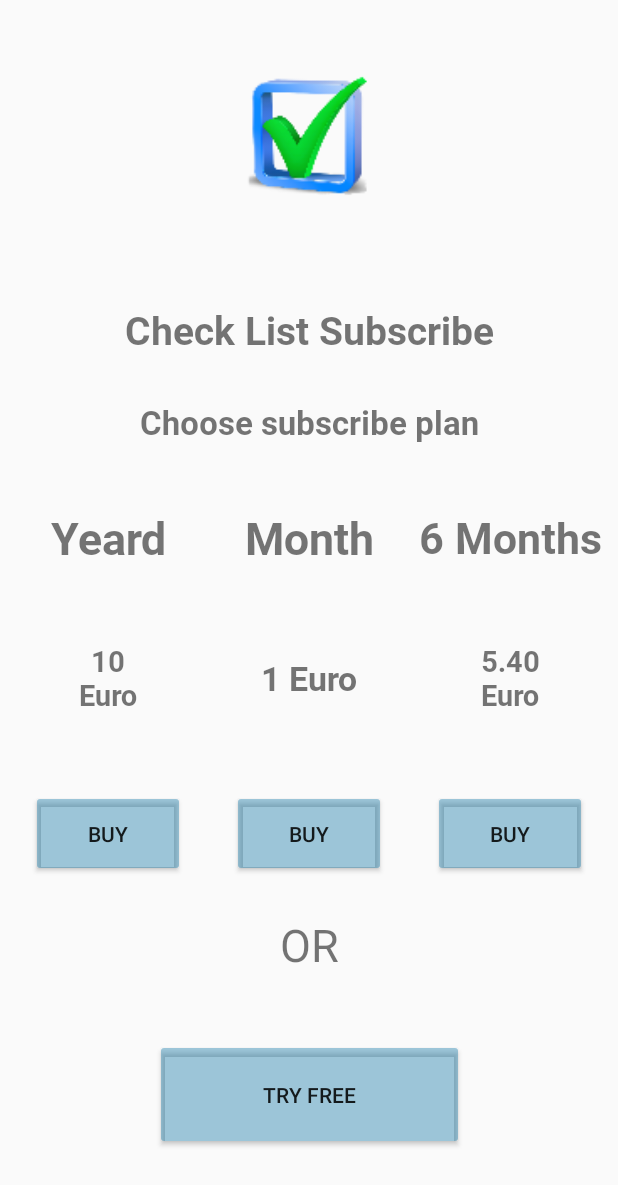
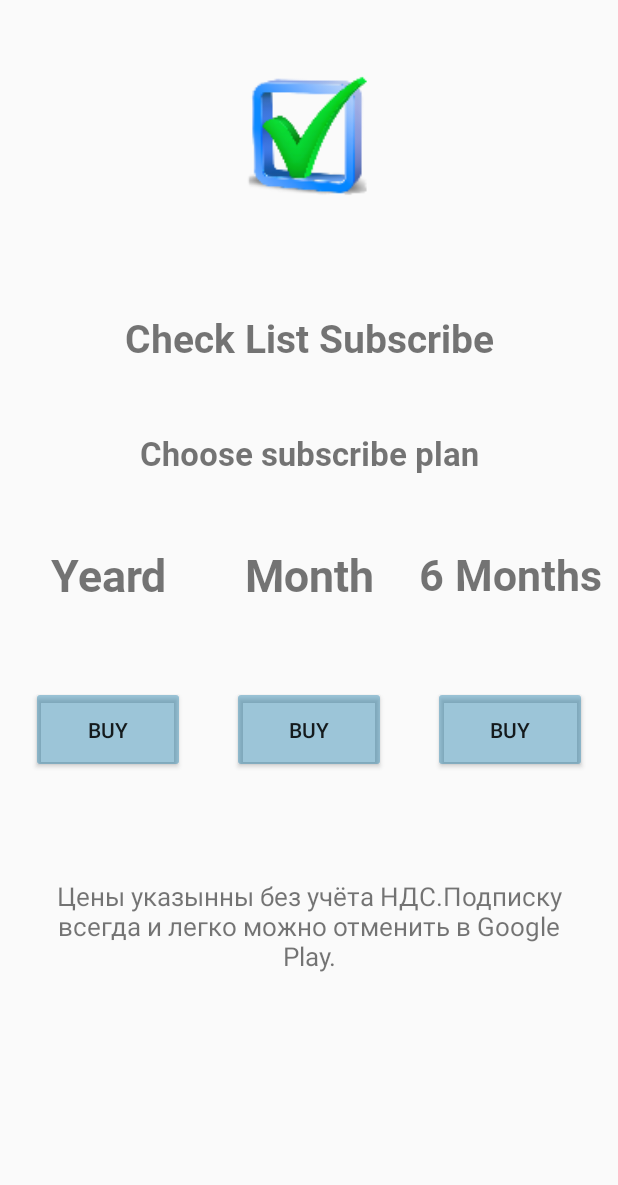
Before and after one commit to Nordis1/SortList, an Android app: the SubcribeClass screen opened directly, with no data from a screen before it, after a tap on "BUY", on a phone screen of 412 x 824 dp. Shown: the top 1185 px of the screen. Run offline under Robolectric (Android 15) with nearby library versions, the phone set to English and light mode, and no system bars; libraries missing offline, so code that uses them is left out: com.android.billingclient; 4 statements that could not run were skipped.

Commit message:
Добавил подписку двумя разными способами, обе рабочие.

```diff
--- a/app/build.gradle
+++ b/app/build.gradle
@@ -16,8 +16,8 @@ android {
         minSdkVersion 26 /*15*/
         targetSdkVersion 31 /*27*/
 
-        versionCode 4
-        versionName "1.4"
+        versionCode 5
+        versionName "1.5"
         testInstrumentationRunner 'androidx.test.runner.AndroidJUnitRunner'
     }
     buildTypes {
--- a/app/src/main/java/com/nordis/android/checklist/SubcribeClass.java
+++ b/app/src/main/java/com/nordis/android/checklist/SubcribeClass.java
@@ -26,8 +26,10 @@ import java.util.ArrayList;
 import java.util.List;
 
 public class SubcribeClass extends AppCompatActivity implements View.OnClickListener {
-    Button btnSubcribeButton, btnYeardApplySubscribe, btnMonthApplySubscribe, btnSixMonthApplySubscribe;
+    Button btnYeardApplySubscribe, btnMonthApplySubscribe, btnSixMonthApplySubscribe;
     private BillingClient billingClient;
+    private BillingFlowParams billingFlowParams;
+    private ArrayList<SkuDetails> skuDetalsList123 = new ArrayList<>();
     private static final String TAG = "My_SubClass";
 
     @Override
@@ -35,7 +37,6 @@ public class SubcribeClass extends AppCompatActivity implements View.OnClickList
         super.onCreate(savedInstanceState);
         setContentView(R.layout.subscribe_layout);
 
-        btnSubcribeButton = findViewById(R.id.btntryForFree);
         btnYeardApplySubscribe = findViewById(R.id.btnYeardBuy);
         btnMonthApplySubscribe = findViewById(R.id.btn_Buy_month);
         btnSixMonthApplySubscribe = findViewById(R.id.btn_buy_sixmonth);
@@ -43,43 +44,97 @@ public class SubcribeClass extends AppCompatActivity implements View.OnClickList
         btnSixMonthApplySubscribe.setOnClickListener(this);
         btnYeardApplySubscribe.setOnClickListener(this);
         btnMonthApplySubscribe.setOnClickListener(this);
-        btnSubcribeButton.setOnClickListener(this);
 
+        //Initialize a BillingClient
         billingClient = BillingClient.newBuilder(this)
                 .setListener(new PurchasesUpdatedListener() {
                     @Override
                     public void onPurchasesUpdated(@NonNull BillingResult billingResult, @Nullable List<Purchase> list) {
+                        // This listener receives updates for all purchases in your app.
+                        if (billingResult.getResponseCode() == BillingClient.BillingResponseCode.OK && list != null){
+                            //To verify the purchases is real it requires two steps.
+                            //1. Make sure if the item is in purchase stay and it not acknowledged before
+                            //2. The second step to verify purchase in backend server, we will need to get to purchase token for each purchase and send it to
+                            // backend server and then check the token is never use. If the token is never use it means it is a valid token. We can store the purchase info
+                            // in online database.
+                            for (Purchase purchase : list){
+                                if (purchase.getPurchaseState() == Purchase.PurchaseState.PURCHASED &&
+                                        !purchase.isAcknowledged()){
+                                    String token = purchase.getPurchaseToken();
+
+                                }
+
+
+                            }
+
+                        }
 
                     }
                 })
                 .enablePendingPurchases()
                 .build();
 
+        connectToGooglePlayBilling();
+
 
     }
 
+    @Override
+    protected void onResume() {
+        //https://developer.android.com/google/play/billing/integrate#fetch
+        super.onResume();
+        connectToGooglePlayBilling();
+    }
 
 
     //использовать firebase cloud function as backend server. And firestore as the database.
     //Note: we use acknowledge purchase to sell product one-time. And we use consume async if the item purchase multiple times.
     @Override
     public void onClick(View v) {
+        int responseCode;
+        Activity activity = SubcribeClass.this;
         if (v.getId() == R.id.btn_Buy_month) {
-            connectToGooglePlayBilling(0);
+            billingFlowParams = BillingFlowParams.newBuilder()
+                    .setSkuDetails(skuDetalsList123.get(0))
+                    .build();
+            responseCode = billingClient.launchBillingFlow(activity, billingFlowParams).getResponseCode();
         } else if (v.getId() == R.id.btn_buy_sixmonth) {
-            connectToGooglePlayBilling(1);
-        }else if (v.getId() == R.id.btnYeardBuy) {
-            connectToGooglePlayBilling(2);
+
+            billingFlowParams = BillingFlowParams.newBuilder()
+                    .setSkuDetails(skuDetalsList123.get(1))
+                    .build();
+            responseCode = billingClient.launchBillingFlow(activity, billingFlowParams).getResponseCode();
+        } else if (v.getId() == R.id.btnYeardBuy) {
+
+            billingFlowParams = BillingFlowParams.newBuilder()
+                    .setSkuDetails(skuDetalsList123.get(2))
+                    .build();
+            responseCode = billingClient.launchBillingFlow(activity, billingFlowParams).getResponseCode();
         }
 
     }
 
-    private void connectToGooglePlayBilling(Integer whichSubType) {
+/*    public void areSubscriptionsSupported() {
+        String s = BillingClient.FeatureType.SUBSCRIPTIONS;
+        if (billingClient.isFeatureSupported(BillingClient.FeatureType.SUBSCRIPTIONS) == BillingClient.FeatureType.SUBSCRIPTIONS) {
 
+        }
+
+
+        int responseCode = billingClient.isFeatureSupported(BillingClient.FeatureType.SUBSCRIPTIONS);
+        if (responseCode != BillingClient.BillingResponse.OK) {
+            Timber.w("Got an error response: " + responseCode);
+        }
+        return responseCode == BillingClient.BillingResponse.OK;
+    }*/
+
+
+        private void connectToGooglePlayBilling () {
+            //To connect to Google Play, call startConnection().
             billingClient.startConnection(new BillingClientStateListener() {
 
                 //Establish a connection to Google Play
-
+                //Подключение к Google Play
                 @Override
                 public void onBillingSetupFinished(BillingResult billingResult) {
 
@@ -95,17 +150,22 @@ public class SubcribeClass extends AppCompatActivity implements View.OnClickList
 
                         Activity activity = SubcribeClass.this;
 
+                        //To query Google Play for in-app product details, call querySkuDetailsAsync()
                         billingClient.querySkuDetailsAsync(params.build(),
                                 new SkuDetailsResponseListener() {
                                     @Override
                                     public void onSkuDetailsResponse(BillingResult billingResult, List<SkuDetails> skuDetailsList) {
-                                    BillingFlowParams billingFlowParams = BillingFlowParams.newBuilder()
-                                            .setSkuDetails(skuDetailsList.get(whichSubType))
-                                            .build();
-                                    SkuDetails iteminfo = skuDetailsList.get(whichSubType);
-                                    Log.d(TAG, "onSkuDetailsResponse: iteminfo price: " + iteminfo.getPrice());
-                                    int responseCode = billingClient.launchBillingFlow(activity, billingFlowParams).getResponseCode();
-                                    Toast.makeText(activity, "responceCode: " + responseCode, Toast.LENGTH_LONG).show();
+                                        SkuDetails iteminfo = skuDetailsList.get(0);
+                                        SkuDetails iteminfo1 = skuDetailsList.get(1);
+                                        SkuDetails iteminfo2 = skuDetailsList.get(2);
+                                        btnMonthApplySubscribe.setText(iteminfo.getPrice());
+                                        btnSixMonthApplySubscribe.setText(iteminfo1.getPrice());
+                                        btnYeardApplySubscribe.setText(iteminfo2.getPrice());
+                                        skuDetalsList123.addAll(skuDetailsList);
+
+                                        //Log.d(TAG, "onSkuDetailsResponse: iteminfo price: " + iteminfo.getPrice());
+                                        /*int responseCode = billingClient.launchBillingFlow(activity, billingFlowParams).getResponseCode();*/
+                                        //Toast.makeText(activity, "responceCode: " + responseCode, Toast.LENGTH_LONG).show();
                                         // Process the result.
                                     }
                                 });
@@ -115,11 +175,13 @@ public class SubcribeClass extends AppCompatActivity implements View.OnClickList
 
                 @Override
                 public void onBillingServiceDisconnected() {
-                connectToGooglePlayBilling(whichSubType);
+                    connectToGooglePlayBilling();
                     // Try to restart the connection on the next request to
                     // Google Play by calling the startConnection() method.
                 }
             });
 
         }
+
+
     }
--- a/app/src/main/java/com/nordis/android/checklist/SubcribeClass1.java
+++ b/app/src/main/java/com/nordis/android/checklist/SubcribeClass1.java
@@ -34,7 +34,6 @@ public class SubcribeClass1 extends AppCompatActivity implements View.OnClickLis
         super.onCreate(savedInstanceState);
         setContentView(R.layout.subscribe_layout);
 
-        btnSubcribeButton = findViewById(R.id.btntryForFree);
         btnYeardApplySubscribe = findViewById(R.id.btnYeardBuy);
         btnMonthApplySubscribe = findViewById(R.id.btn_Buy_month);
         btnSixMonthApplySubscribe = findViewById(R.id.btn_buy_sixmonth);
--- a/app/src/main/res/layout-port/subscribe_layout.xml
+++ b/app/src/main/res/layout-port/subscribe_layout.xml
@@ -24,7 +24,7 @@
         android:id="@+id/textView18"
         android:layout_width="0dp"
         android:layout_height="0dp"
-        android:layout_marginTop="10dp"
+        android:layout_marginTop="15dp"
         android:fontFamily="@font/roboto_bold"
         android:gravity="center"
         android:text="@string/checklistsubscribe"
@@ -44,7 +44,7 @@
         android:id="@+id/textView21"
         android:layout_width="0dp"
         android:layout_height="0dp"
-        android:layout_marginBottom="20dp"
+        android:layout_marginTop="15dp"
         android:fontFamily="@font/roboto_bold"
         android:gravity="center"
         android:text="@string/choose_subscribe_plan"
@@ -52,26 +52,12 @@
         app:autoSizeMaxTextSize="22sp"
         app:autoSizeMinTextSize="14sp"
         app:autoSizeTextType="uniform"
-        app:layout_constraintBottom_toTopOf="@+id/yeardText"
         app:layout_constraintEnd_toEndOf="parent"
         app:layout_constraintHeight_percent="0.08"
         app:layout_constraintHorizontal_bias="0.5"
         app:layout_constraintStart_toStartOf="parent"
         app:layout_constraintTop_toBottomOf="@+id/textView18"
         app:layout_constraintWidth_percent="0.9" />
-
-    <Button
-        android:id="@+id/btntryForFree"
-        android:layout_width="0dp"
-        android:layout_height="0dp"
-        android:layout_marginBottom="40dp"
-        android:text="@string/tryforfree"
-        app:layout_constraintBottom_toBottomOf="parent"
-        app:layout_constraintEnd_toEndOf="parent"
-        app:layout_constraintHeight_percent="0.09"
-        app:layout_constraintStart_toStartOf="parent"
-        app:layout_constraintTop_toTopOf="@+id/guideline3"
-        app:layout_constraintWidth_percent="0.5" />
 
     <TextView
         android:id="@+id/yeardText"
@@ -124,91 +110,40 @@
         app:layout_constraintTop_toTopOf="@+id/guideline2"
         app:layout_constraintWidth_percent="0.3" />
 
-    <TextView
-        android:id="@+id/price"
-        android:layout_width="0dp"
-        android:layout_height="0dp"
-        android:layout_marginTop="40dp"
-        android:fontFamily="@font/roboto_bold"
-        android:gravity="center"
-        android:text="@string/theneuro"
-        app:autoSizeMaxTextSize="25sp"
-        app:autoSizeMinTextSize="14sp"
-        app:autoSizeTextType="uniform"
-        app:layout_constraintEnd_toEndOf="@+id/yeardText"
-        app:layout_constraintHeight_percent="0.06"
-        app:layout_constraintStart_toStartOf="@+id/yeardText"
-        app:layout_constraintTop_toBottomOf="@+id/yeardText"
-        app:layout_constraintWidth_percent="0.16" />
-
-    <TextView
-        android:id="@+id/price2"
-        android:layout_width="0dp"
-        android:layout_height="0dp"
-        android:layout_marginTop="40dp"
-        android:fontFamily="@font/roboto_bold"
-        android:gravity="center"
-        android:text="@string/oneEuro"
-        app:autoSizeMaxTextSize="25sp"
-        app:autoSizeMinTextSize="14sp"
-        app:autoSizeTextType="uniform"
-        app:layout_constraintEnd_toEndOf="@+id/MonthText"
-        app:layout_constraintHeight_percent="0.06"
-        app:layout_constraintStart_toStartOf="@+id/MonthText"
-        app:layout_constraintTop_toBottomOf="@+id/MonthText"
-        app:layout_constraintWidth_percent="0.16" />
-
-    <TextView
-        android:id="@+id/price3"
-        android:layout_width="0dp"
-        android:layout_height="0dp"
-        android:layout_marginTop="40dp"
-        android:fontFamily="@font/roboto_bold"
-        android:gravity="center"
-        android:text="@string/fiveEuro"
-        app:autoSizeMaxTextSize="25sp"
-        app:autoSizeMinTextSize="14sp"
-        app:autoSizeTextType="uniform"
-        app:layout_constraintEnd_toEndOf="@+id/sixMonthsText"
-        app:layout_constraintHeight_percent="0.06"
-        app:layout_constraintStart_toStartOf="@+id/sixMonthsText"
-        app:layout_constraintTop_toBottomOf="@+id/sixMonthsText"
-        app:layout_constraintWidth_percent="0.20" />
-
     <Button
         android:id="@+id/btnYeardBuy"
         android:layout_width="0dp"
         android:layout_height="0dp"
-        android:layout_marginTop="50dp"
+        android:layout_marginTop="45dp"
         android:text="@string/tobuy"
         app:layout_constraintEnd_toEndOf="@+id/yeardText"
         app:layout_constraintHeight_percent="0.07"
         app:layout_constraintStart_toStartOf="@+id/yeardText"
-        app:layout_constraintTop_toBottomOf="@+id/price"
+        app:layout_constraintTop_toBottomOf="@+id/yeardText"
         app:layout_constraintWidth_percent="0.25" />
 
     <Button
         android:id="@+id/btn_Buy_month"
         android:layout_width="0dp"
         android:layout_height="0dp"
-        android:layout_marginTop="50dp"
+        android:layout_marginTop="45dp"
         android:text="@string/tobuy"
         app:layout_constraintEnd_toEndOf="@+id/MonthText"
         app:layout_constraintHeight_percent="0.07"
         app:layout_constraintStart_toStartOf="@+id/MonthText"
-        app:layout_constraintTop_toBottomOf="@+id/price2"
+        app:layout_constraintTop_toBottomOf="@+id/MonthText"
         app:layout_constraintWidth_percent="0.25" />
 
     <Button
         android:id="@+id/btn_buy_sixmonth"
         android:layout_width="0dp"
         android:layout_height="0dp"
-        android:layout_marginTop="50dp"
+        android:layout_marginTop="45dp"
         android:text="@string/tobuy"
         app:layout_constraintEnd_toEndOf="@+id/sixMonthsText"
         app:layout_constraintHeight_percent="0.07"
         app:layout_constraintStart_toStartOf="@+id/sixMonthsText"
-        app:layout_constraintTop_toBottomOf="@+id/price3"
+        app:layout_constraintTop_toBottomOf="@+id/sixMonthsText"
         app:layout_constraintWidth_percent="0.25" />
 
     <androidx.constraintlayout.widget.Guideline
@@ -216,29 +151,22 @@
         android:layout_width="wrap_content"
         android:layout_height="wrap_content"
         android:orientation="horizontal"
-        app:layout_constraintGuide_percent="0.40"/>
-
-    <androidx.constraintlayout.widget.Guideline
-        android:id="@+id/guideline3"
-        android:layout_width="0dp"
-        android:layout_height="0dp"
-        android:orientation="horizontal"
-        app:layout_constraintGuide_percent="0.82" />
+        app:layout_constraintGuide_percent="0.43" />
 
     <TextView
         android:id="@+id/textView22"
         android:layout_width="0dp"
         android:layout_height="0dp"
-        android:gravity="center"
-        android:text="@string/or1"
-        app:autoSizeMaxTextSize="30sp"
+        android:layout_marginTop="70dp"
+        android:gravity="center_horizontal"
+        android:text="@string/SubscribeText"
+        app:autoSizeMaxTextSize="22sp"
         app:autoSizeMinTextSize="14sp"
         app:autoSizeTextType="uniform"
-        app:layout_constraintBottom_toTopOf="@+id/guideline3"
-        app:layout_constraintEnd_toEndOf="@+id/btn_buy_sixmonth"
-        app:layout_constraintHeight_percent="0.07"
-        app:layout_constraintStart_toStartOf="@+id/btnYeardBuy"
+        app:layout_constraintEnd_toEndOf="parent"
+        app:layout_constraintHeight_percent="0.08"
+        app:layout_constraintStart_toStartOf="parent"
         app:layout_constraintTop_toBottomOf="@+id/btn_Buy_month"
-        app:layout_constraintWidth_percent="0.25" />
+        app:layout_constraintWidth_percent="0.9" />
 
 </androidx.constraintlayout.widget.ConstraintLayout>
--- a/app/src/main/res/values/strings.xml
+++ b/app/src/main/res/values/strings.xml
@@ -88,5 +88,6 @@
     <string name="choose_subscribe_plan">Choose subscribe plan</string>
     <string name="or1">OR</string>
     <string name="GetSubscribe1">Subscribe</string>
+    <string name="SubscribeText">Цены указынны без учёта НДС.Подписку всегда и легко можно отменить в Google Play.</string>
 
 </resources>
```
Also changed, not shown: 1 other file. Lines whose indentation alone changed are shown as unchanged.
